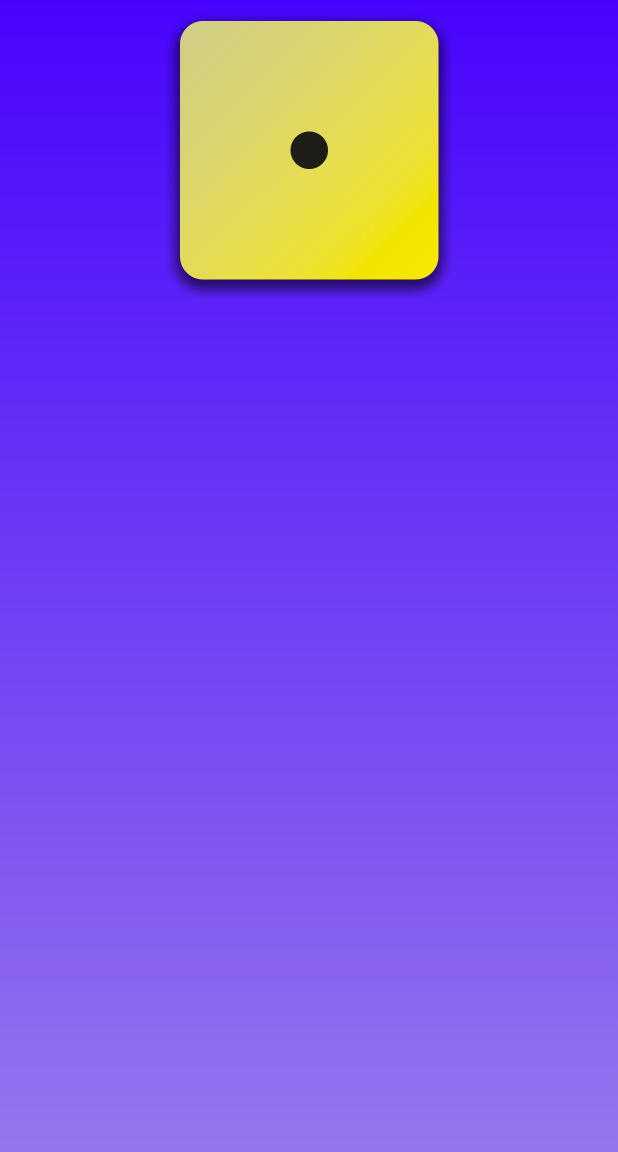
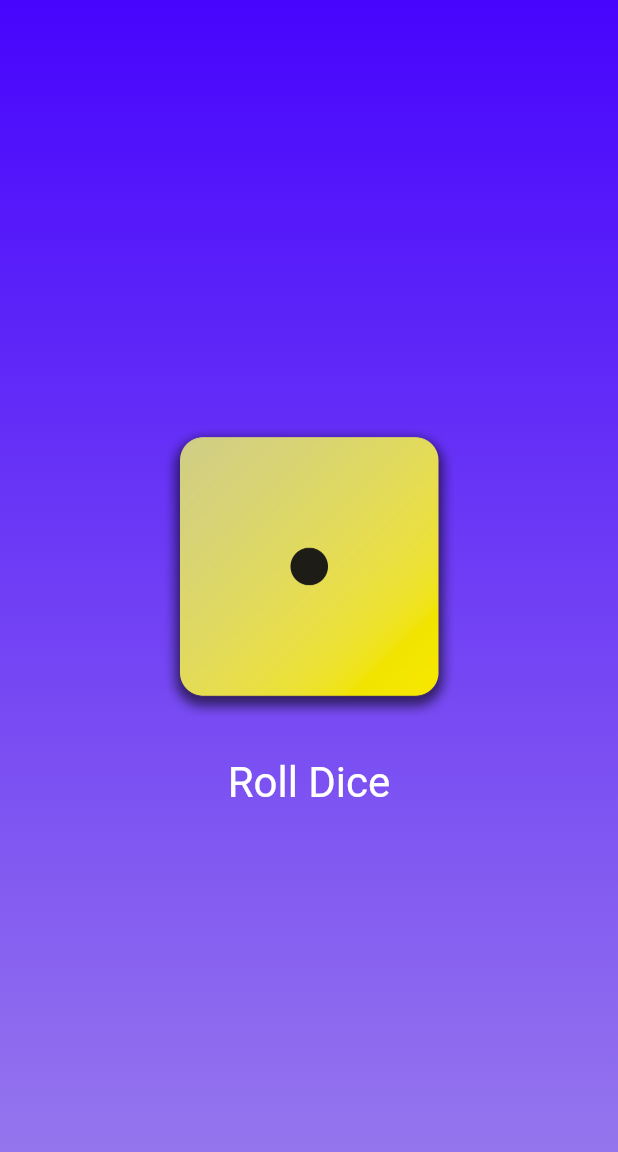
Before and after one commit to NickLou26/dice_app, a Flutter app: the screen it shows after launch, on a phone screen of 412 x 824 dp. Shown: the top 1152 px of the screen. Run offline on Flutter 3.47's test engine with Material 3 defaults, Android fonts, the phone set to English and light mode, and no system bars.

Commit message:
roll dice function with randomizer

```diff
--- a/lib/dice_roller.dart
+++ b/lib/dice_roller.dart
@@ -1,4 +1,8 @@
+import 'dart:math';
+
 import 'package:flutter/material.dart';
+
+final randomizer = Random();
 
 class DiceRoller extends StatefulWidget {
   const DiceRoller({super.key});
@@ -8,13 +12,31 @@ class DiceRoller extends StatefulWidget {
 }
 
 class _DiceRollerState extends State<DiceRoller> {
+  var currentDiceRoll = 1;
+
+  void rollDice() {
+    setState(() {
+      currentDiceRoll = randomizer.nextInt(6) + 1;
+    });
+  }
+
   @override
   Widget build(BuildContext context) {
     return Column(
+      mainAxisAlignment: MainAxisAlignment.center,
       children: [
         Image.asset(
-          'assets/images/dice-1.png',
+          'assets/images/dice-$currentDiceRoll.png',
           width: 200,
+        ),
+        const SizedBox(height: 20),
+        TextButton(
+          onPressed: rollDice,
+          style: TextButton.styleFrom(
+            foregroundColor: Colors.white,
+            textStyle: const TextStyle(fontSize: 28),
+          ),
+          child: const Text('Roll Dice'),
         ),
       ],
     );
```
